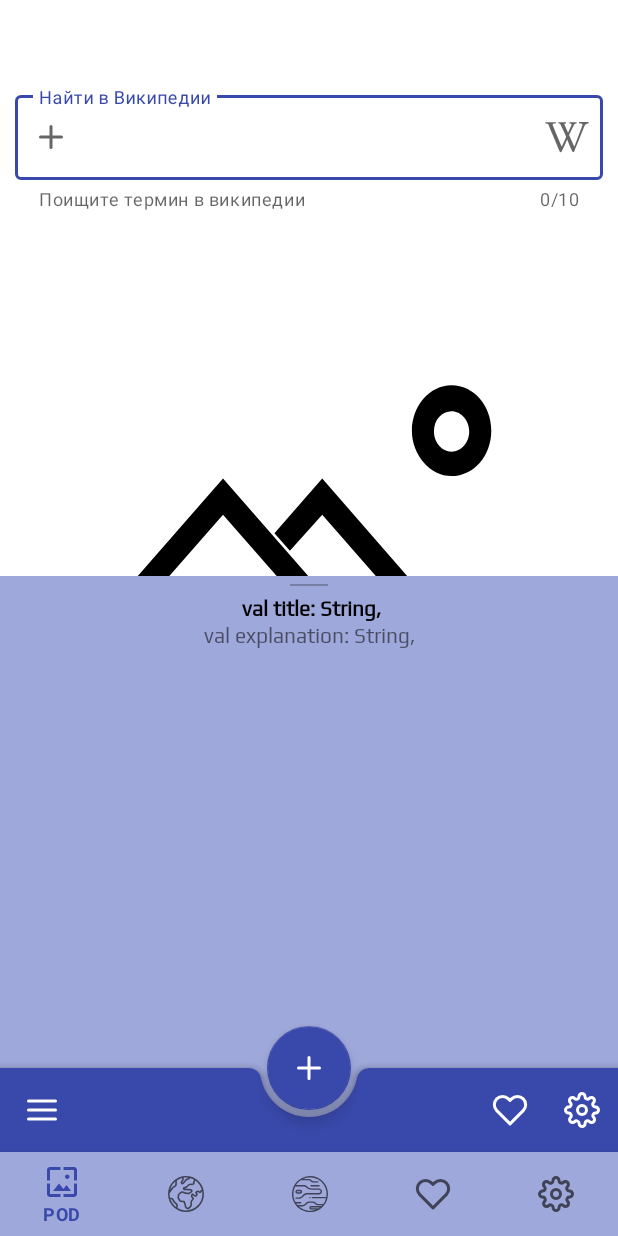
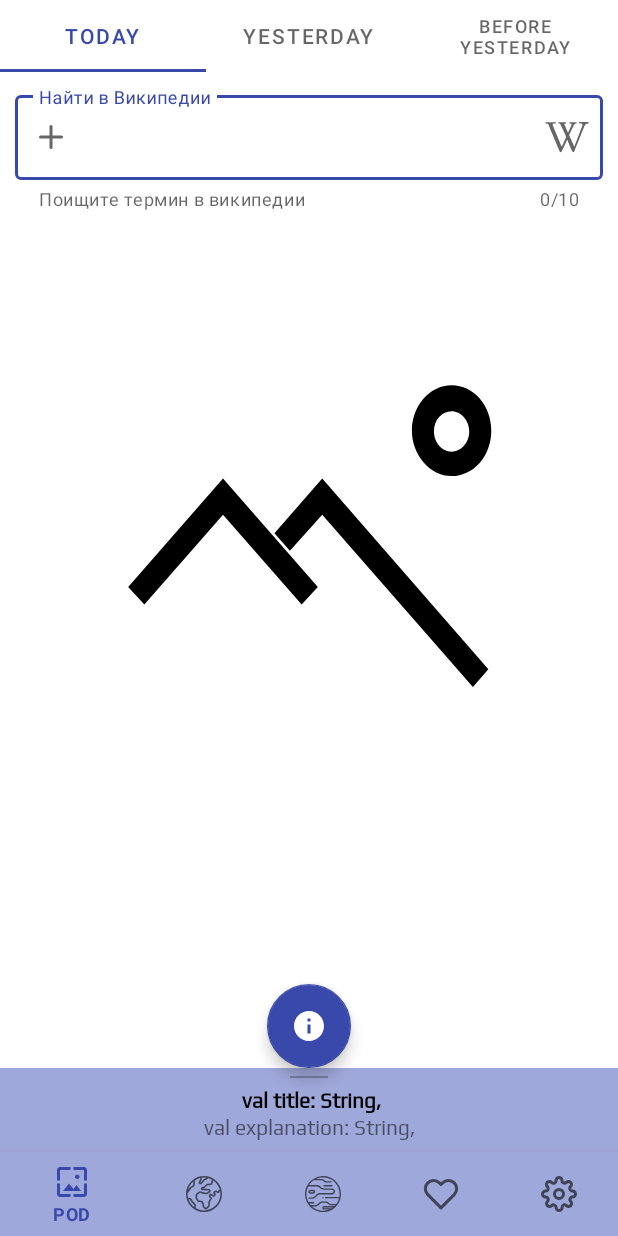
Before and after one commit to MatUHub/MaterialDesignLesson, an Android app: the screen it shows after launch (MainActivity), on a phone screen of 412 x 824 dp. Run offline under Robolectric (Android 15) with nearby library versions, the phone set to English and light mode, and no system bars; pictures from the network do not load.

Commit message:
[Lesson 3] реализация PagerView и назначение FOB на открытие и закрытие BottomSheet

```diff
--- a/app/src/main/java/com/example/materialdesignlesson/view/MainActivity.kt
+++ b/app/src/main/java/com/example/materialdesignlesson/view/MainActivity.kt
@@ -5,31 +5,59 @@ import androidx.appcompat.app.AppCompatActivity
 import android.os.Bundle
 import androidx.fragment.app.Fragment
 import com.example.materialdesignlesson.R
-import com.example.materialdesignlesson.databinding.FragmentSettingsBinding
-import com.example.materialdesignlesson.view.main.MainFragment
+import com.example.materialdesignlesson.databinding.ActivityMainBinding
+import com.example.materialdesignlesson.view.chips.SettingsFragment
+import com.example.materialdesignlesson.view.main.PODFragment
+import com.example.materialdesignlesson.view.viewpager.ViewPagerFragment
 import com.example.materialdesignlesson.viewmodel.ShearedSettings
 
 class MainActivity : AppCompatActivity() {
+    lateinit var binding: ActivityMainBinding
     override fun onCreate(savedInstanceState: Bundle?) {
         changeTheme()
         super.onCreate(savedInstanceState)
-        setContentView(R.layout.activity_main)
+        binding = ActivityMainBinding.inflate(layoutInflater)
+        setContentView(binding.root)
 
-        if(savedInstanceState == null){
-            supportFragmentManager.beginTransaction().replace(R.id.mainContainer, MainFragment.newInstance()).commit()
+        if (savedInstanceState == null) {
+            supportFragmentManager.beginTransaction()
+                .replace(R.id.mainContainer, ViewPagerFragment.newInstance()).commit()
+        }
+
+        binding.bottomNavigationView.setOnItemSelectedListener {
+            when (it.itemId) {
+                R.id.bottomViewPicOfDay -> {
+                    navigateTo(ViewPagerFragment())
+                    true
+                }
+                R.id.bottomViewEarth -> {
+                    true
+                }
+                R.id.bottomViewMars -> {
+                    true
+                }
+                R.id.bottomViewFavorite -> {
+                    true
+                }
+                R.id.bottomViewSettings -> {
+                    navigateTo(SettingsFragment())
+                    true
+                }
+                else -> true
+            }
         }
     }
 
-   private fun changeTheme(){
-       when(getSharedPreferences(ShearedSettings.SHEARED_THEME, Context.MODE_PRIVATE)
-           .getInt(ShearedSettings.THEME_CHOICE, ShearedSettings.settingTheme)){
+    private fun changeTheme() {
+        when (getSharedPreferences(ShearedSettings.SHEARED_THEME, Context.MODE_PRIVATE)
+            .getInt(ShearedSettings.THEME_CHOICE, ShearedSettings.settingTheme)) {
             0 -> setTheme(R.style.myThemeIndigo)
             1 -> setTheme(R.style.myThemeOrange)
             2 -> setTheme(R.style.myThemeLightGreen)
         }
     }
 
-    fun navigateTo(fragment: Fragment){
+    fun navigateTo(fragment: Fragment) {
         supportFragmentManager.beginTransaction().replace(R.id.mainContainer, fragment).commit()
     }
 }
--- a/app/src/main/java/com/example/materialdesignlesson/view/main/MainFragment.kt
+++ b/app/src/main/java/com/example/materialdesignlesson/view/main/PODFragment.kt
@@ -7,22 +7,25 @@ import android.util.Log
 import android.view.*
 import android.widget.Toast
 import androidx.constraintlayout.widget.ConstraintLayout
-import androidx.core.content.ContextCompat
 import androidx.lifecycle.Observer
 import androidx.lifecycle.ViewModelProvider
 import coil.load
 import com.example.materialdesignlesson.R
 import com.example.materialdesignlesson.databinding.FragmentMainBinding
 import com.example.materialdesignlesson.view.BaseFragment
-import com.example.materialdesignlesson.view.MainActivity
 import com.example.materialdesignlesson.view.chips.SettingsFragment
 import com.example.materialdesignlesson.viewmodel.PODData
 import com.example.materialdesignlesson.viewmodel.PODViewModel
-import com.google.android.material.bottomappbar.BottomAppBar
 import com.google.android.material.bottomsheet.BottomSheetBehavior
 
 
-class MainFragment : BaseFragment<FragmentMainBinding>(FragmentMainBinding::inflate) {
+class PODFragment (): BaseFragment<FragmentMainBinding>(FragmentMainBinding::inflate) {
+
+    private var dataPOD: Int = 1
+
+    constructor(version : Int): this(){
+        dataPOD = version
+    }
 
     //инициализация viewModel
     private val viewModel: PODViewModel by lazy {
@@ -48,8 +51,8 @@ class MainFragment : BaseFragment<FragmentMainBinding>(FragmentMainBinding::infl
         //задание настроек для bottomSheet
         bottomSheetBehavior = BottomSheetBehavior.from(binding.included.bottomSheetContainer)
         // открытие bottomSheet на половину
-        //bottomSheetBehavior.state = BottomSheetBehavior.STATE_HALF_EXPANDED
-        bottomSheetBehavior.state = BottomSheetBehavior.STATE_HALF_EXPANDED
+
+
         //фиксированные состояния bottomSheet
         bottomSheetBehavior.addBottomSheetCallback(object :
             BottomSheetBehavior.BottomSheetCallback() {
@@ -67,35 +70,17 @@ class MainFragment : BaseFragment<FragmentMainBinding>(FragmentMainBinding::infl
             //указывает уровень открытия bottomSheet через slideOffset
             override fun onSlide(bottomSheet: View, slideOffset: Float) {
                 Log.d("log", "slide $slideOffset")
-                //задание условия для состояния bottomSheet при котором он не уходит за нижню навигацию (трудно достать потом из-за bottomNavigation)
-                if (slideOffset < 0.5) bottomSheetBehavior.state =
-                    BottomSheetBehavior.STATE_HALF_EXPANDED
+
             }
         })
         //связка ActionBar Activity с bottomAppBar
-        (requireActivity() as MainActivity).setSupportActionBar(binding.bottomAppBar)
         setHasOptionsMenu(true)
 
         binding.fab.setOnClickListener{
            if(isMain){
-               //обнуляем ссылку на бургер и он исчезает
-               binding.bottomAppBar.navigationIcon = null
-               //перемещаем fob в конец bottomNavigation
-               binding.bottomAppBar.fabAlignmentMode = BottomAppBar.FAB_ALIGNMENT_MODE_END
-               //изменение иконки на стрелку
-               binding.fab.setImageResource(R.drawable.ic_back_fab)
-               //изменение иконки
-               binding.bottomAppBar.replaceMenu(R.menu.menu_bottom_bar_other_screen)
-
+               bottomSheetBehavior.state=BottomSheetBehavior.STATE_EXPANDED
            } else {
-               //создаем кнопку бургер
-               binding.bottomAppBar.navigationIcon = ContextCompat.getDrawable(requireContext(), R.drawable.ic_hamburger_menu_bottom_bar)
-               //перемещаем fob в середину bottomNavigation
-               binding.bottomAppBar.fabAlignmentMode = BottomAppBar.FAB_ALIGNMENT_MODE_CENTER
-               //изменение иконки на плюс
-               binding.fab.setImageResource(R.drawable.ic_plus_fab)
-               //установка меню
-               binding.bottomAppBar.replaceMenu(R.menu.menu_bottom_bar)
+               bottomSheetBehavior.state=BottomSheetBehavior.STATE_COLLAPSED
            }
             isMain = !isMain
         }
@@ -111,14 +96,31 @@ class MainFragment : BaseFragment<FragmentMainBinding>(FragmentMainBinding::infl
                 myToast("Загрузка данных")
             }
             is PODData.Success -> {
-                //добавление заголовка и описания картинки с сайта nasa
-               binding.included.bottomSheetDescriptionHeader.text = podData.serverResponse.title
-               binding.included.bottomSheetDescription.text = podData.serverResponse.explanation
+                when(dataPOD){
+                    1 -> {  //добавление заголовка и описания картинки с сайта nasa
+                        binding.included.bottomSheetDescriptionHeader.text = podData.serverResponse.title
+                        binding.included.bottomSheetDescription.text = podData.serverResponse.explanation
 
-                binding.imageView.load(podData.serverResponse.url) {
-                    placeholder(R.drawable.ic_no_photo_vector)
+                        binding.imageView.load(podData.serverResponse.url) {
+                            placeholder(R.drawable.ic_no_photo_vector)
 
+                        }}
+                    2 -> { binding.included.bottomSheetDescriptionHeader.text = podData.serverResponse.title
+                        binding.included.bottomSheetDescription.text = podData.serverResponse.explanation
+
+                        binding.imageView.load(podData.serverResponse.url) {
+                            placeholder(R.drawable.ic_no_photo_vector)
+
+                        }}
+                    3 -> {binding.included.bottomSheetDescriptionHeader.text = podData.serverResponse.title
+                        binding.included.bottomSheetDescription.text = podData.serverResponse.explanation
+
+                        binding.imageView.load(podData.serverResponse.url) {
+                            placeholder(R.drawable.ic_no_photo_vector)
+
+                        }}
                 }
+
             }
         }
     }
@@ -149,7 +151,7 @@ class MainFragment : BaseFragment<FragmentMainBinding>(FragmentMainBinding::infl
     companion object {
         //@JvmStatic указывает о статическом поле, без учета companion object
         @JvmStatic
-        fun newInstance() = MainFragment()
+        fun newInstance() = PODFragment(1)
     }
 
     fun myToast(text: String) {
--- /dev/null
+++ b/app/src/main/java/com/example/materialdesignlesson/view/viewpager/ViewPagerAdapter.kt
@@ -0,0 +1,24 @@
+package com.example.materialdesignlesson.view.viewpager
+
+import androidx.fragment.app.FragmentManager
+import androidx.fragment.app.FragmentStatePagerAdapter
+import com.example.materialdesignlesson.view.main.PODFragment
+
+class ViewPagerAdapter(private val fragmentManager: FragmentManager) :
+    FragmentStatePagerAdapter(fragmentManager) {
+    private val fragments = arrayOf(PODFragment(1), PODFragment(2), PODFragment(1))
+    override fun getCount(): Int {
+        return fragments.size
+    }
+
+    override fun getItem(position: Int) = fragments[position]
+
+    override fun getPageTitle(position: Int): CharSequence? {
+        return when(position){
+            0 -> "Today"
+            1 -> "Yesterday"
+            2 -> "Before yesterday"
+            else -> "null"
+        }
+    }
+}
--- /dev/null
+++ b/app/src/main/java/com/example/materialdesignlesson/view/viewpager/ViewPagerFragment.kt
@@ -0,0 +1,24 @@
+package com.example.materialdesignlesson.view.viewpager
+
+import android.os.Bundle
+import android.view.View
+import androidx.fragment.app.Fragment
+import com.example.materialdesignlesson.databinding.FragmentMainBinding
+import com.example.materialdesignlesson.databinding.ViewPagerBinding
+import com.example.materialdesignlesson.view.BaseFragment
+import com.example.materialdesignlesson.view.main.PODFragment
+
+class ViewPagerFragment: BaseFragment<ViewPagerBinding>(ViewPagerBinding::inflate) {
+
+    override fun onViewCreated(view: View, savedInstanceState: Bundle?) {
+        super.onViewCreated(view, savedInstanceState)
+        binding.viewPager.adapter = ViewPagerAdapter(requireActivity().supportFragmentManager)
+        binding.viewPagerTabs.setupWithViewPager(binding.viewPager)
+    }
+
+    companion object {
+        //@JvmStatic указывает о статическом поле, без учета companion object
+        @JvmStatic
+        fun newInstance() = ViewPagerFragment()
+    }
+}
--- /dev/null
+++ b/app/src/main/res/drawable/ic_info.xml
@@ -0,0 +1,5 @@
+<vector android:height="24dp" android:tint="#FFFFFF"
+    android:viewportHeight="24" android:viewportWidth="24"
+    android:width="24dp" xmlns:android="http://schemas.android.com/apk/res/android">
+    <path android:fillColor="@android:color/white" android:pathData="M12,2C6.48,2 2,6.48 2,12s4.48,10 10,10 10,-4.48 10,-10S17.52,2 12,2zM13,17h-2v-6h2v6zM13,9h-2L11,7h2v2z"/>
+</vector>
--- a/app/src/main/res/layout/activity_main.xml
+++ b/app/src/main/res/layout/activity_main.xml
@@ -24,6 +24,7 @@
         android:layout_height="wrap_content"
         android:layout_gravity="bottom"
         app:labelVisibilityMode="auto"
+        app:itemHorizontalTranslationEnabled="true"
         app:layout_constraintBottom_toBottomOf="parent"
         app:layout_constraintEnd_toEndOf="parent"
         app:layout_constraintStart_toStartOf="parent"
--- a/app/src/main/res/layout/fragment_main.xml
+++ b/app/src/main/res/layout/fragment_main.xml
@@ -49,21 +49,17 @@
 
 </androidx.constraintlayout.widget.ConstraintLayout>
 
-    <include android:id="@+id/included" layout = "@layout/bottom_sheet_layout"/>
+    <include android:id="@+id/included" layout = "@layout/bottom_sheet_layout"
+        />
 
-    <com.google.android.material.bottomappbar.BottomAppBar
-        android:id="@+id/bottomAppBar"
-        android:layout_width="match_parent"
-        android:layout_height="wrap_content"
-        android:layout_gravity="bottom"
-        app:fabAlignmentMode="center"
-        app:navigationIcon="@drawable/ic_hamburger_menu_bottom_bar" />
+
 
     <com.google.android.material.floatingactionbutton.FloatingActionButton
         android:id="@+id/fab"
+        android:layout_gravity="center|bottom"
+        android:layout_marginBottom="?actionBarSize"
         android:layout_width="wrap_content"
         android:layout_height="wrap_content"
-        app:layout_anchor="@id/bottomAppBar"
-        app:srcCompat="@drawable/ic_plus_fab"
+        app:srcCompat="@drawable/ic_info"
         app:tint="#FFFFFF" />
 </androidx.coordinatorlayout.widget.CoordinatorLayout>
--- /dev/null
+++ b/app/src/main/res/layout/view_pager.xml
@@ -0,0 +1,24 @@
+<?xml version="1.0" encoding="utf-8"?>
+<androidx.constraintlayout.widget.ConstraintLayout xmlns:android="http://schemas.android.com/apk/res/android"
+    xmlns:app="http://schemas.android.com/apk/res-auto"
+    android:layout_width="match_parent"
+    android:layout_height="match_parent">
+
+    <com.google.android.material.tabs.TabLayout
+        android:id="@+id/viewPagerTabs"
+        android:layout_width="0dp"
+        android:layout_height="wrap_content"
+        app:layout_constraintEnd_toEndOf="parent"
+        app:layout_constraintStart_toStartOf="parent"
+        app:layout_constraintTop_toTopOf="parent" />
+
+    <androidx.viewpager.widget.ViewPager
+        android:id="@+id/viewPager"
+        android:layout_width="match_parent"
+        android:layout_height="wrap_content"
+        app:layout_constraintBottom_toBottomOf="parent"
+        app:layout_constraintEnd_toEndOf="parent"
+        app:layout_constraintStart_toStartOf="parent"
+        app:layout_constraintTop_toTopOf="parent" />
+
+</androidx.constraintlayout.widget.ConstraintLayout>
--- a/app/src/main/res/menu/menu_bottom_navigation_view.xml
+++ b/app/src/main/res/menu/menu_bottom_navigation_view.xml
@@ -1,7 +1,7 @@
 <?xml version="1.0" encoding="utf-8"?>
 <menu xmlns:android="http://schemas.android.com/apk/res/android">
     <item
-        android:id="@+id/PicOfDay"
+        android:id="@+id/bottomViewPicOfDay"
         android:icon="@drawable/ic_pod"
         android:title="POD" />
     <item
```
